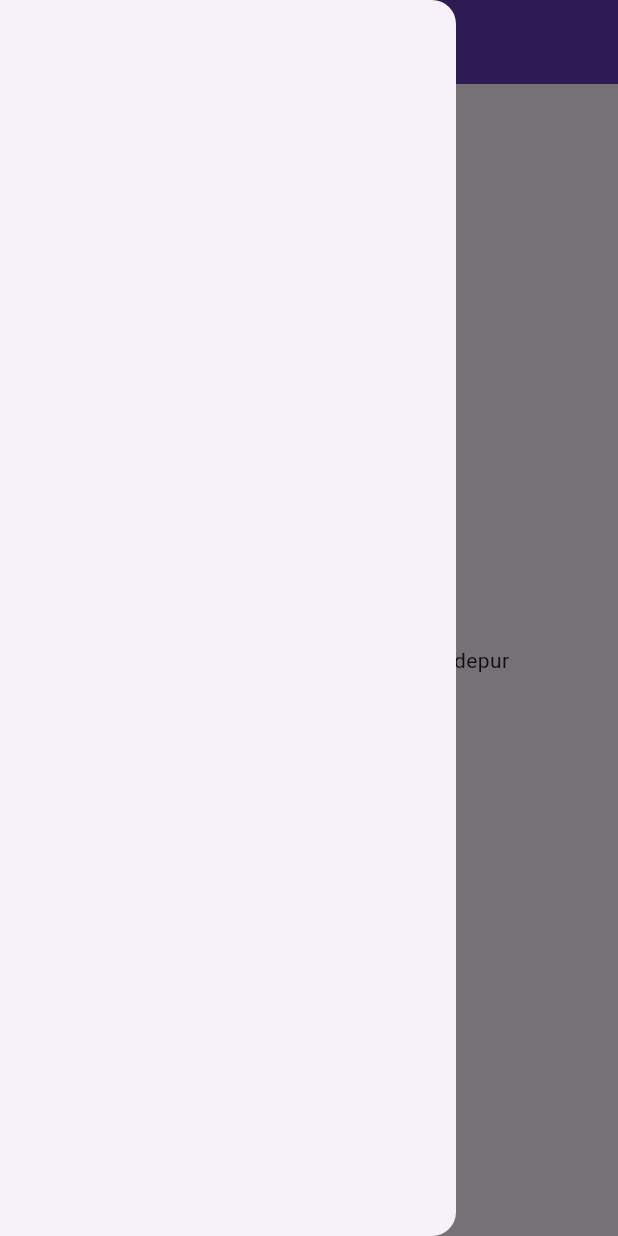
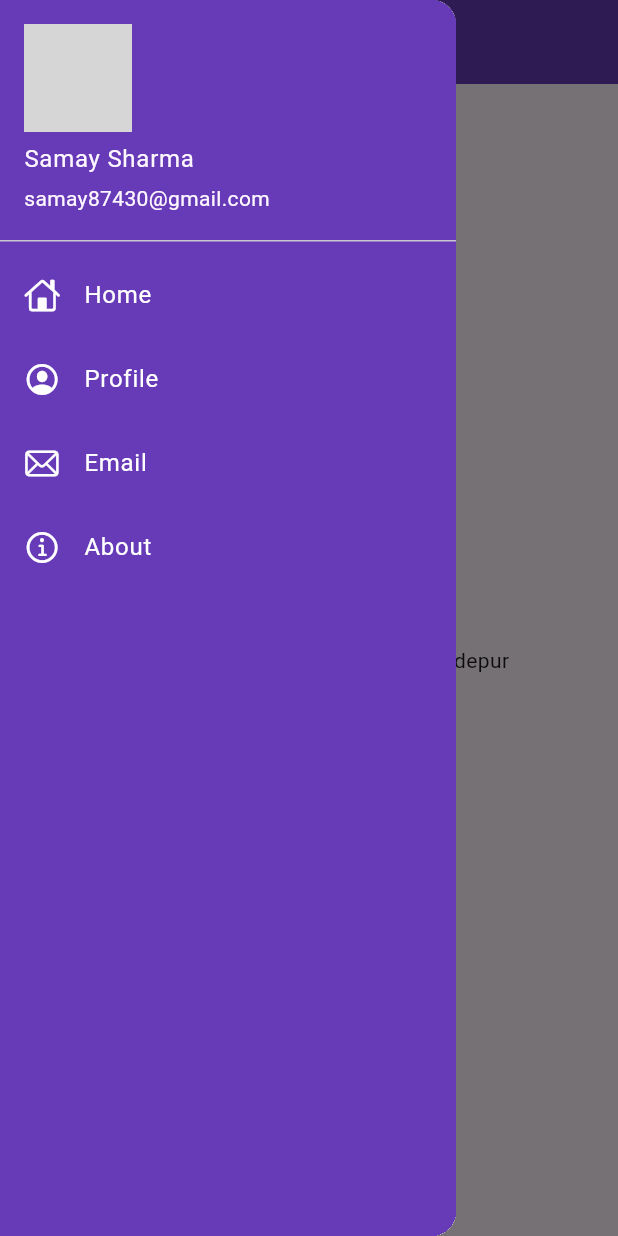
Before and after one commit to samay-shxrma/flutter_catalog, a Flutter app: the HomePage screen opened by its route, with the side drawer open, on a phone screen of 412 x 824 dp. Run offline on Flutter 3.47's test engine with Material 3 defaults, Android fonts, the phone set to English and light mode, and no system bars; our stand-ins replace google_fonts; network calls fail; grey boxes are pictures that could not be loaded.

Commit message:
Day 8 Completed

```diff
--- /dev/null
+++ b/lib/drawer.dart
@@ -0,0 +1,50 @@
+import 'package:flutter/cupertino.dart';
+import 'package:flutter/material.dart';
+
+class MyDrawer extends StatelessWidget {
+  const MyDrawer({super.key});
+
+  @override
+  Widget build(BuildContext context) {
+    final imageUrl = 'https://avatars.githubusercontent.com/u/201347656?v=4';
+    return Drawer(
+      child: Container(
+        color: Colors.deepPurple,
+        child: ListView(
+          children: [
+            UserAccountsDrawerHeader(
+              decoration: BoxDecoration(
+                color: Colors.deepPurple,
+              ),
+              accountName: Text('Samay Sharma'),
+              accountEmail: Text('samay87430@gmail.com'),
+              currentAccountPicture: CircleAvatar(
+                backgroundImage: NetworkImage(imageUrl),
+              ),
+            ),
+            ListTile(
+              leading: Icon(CupertinoIcons.home,color: Colors.white,),
+              title: Text('Home',style: TextStyle(color: Colors.white),
+              ),
+            ),
+            ListTile(
+              leading: Icon(CupertinoIcons.profile_circled,color: Colors.white,),
+              title: Text('Profile',style: TextStyle(color: Colors.white),
+              ),
+            ),
+            ListTile(
+              leading: Icon(CupertinoIcons.mail,color: Colors.white,),
+              title: Text('Email',style: TextStyle(color: Colors.white),
+              ),
+            ),
+            ListTile(
+              leading: Icon(CupertinoIcons.info,color: Colors.white,),
+              title: Text('About',style: TextStyle(color: Colors.white),
+              ),
+            ),
+          ],
+        ),
+      ),
+    );
+  }
+}
--- a/lib/pages/home_page.dart
+++ b/lib/pages/home_page.dart
@@ -1,4 +1,5 @@
 import 'package:flutter/material.dart';
+import 'package:flutter_catalog/drawer.dart';
 
 class HomePage extends StatelessWidget {
   const HomePage({super.key});
@@ -19,7 +20,7 @@ class HomePage extends StatelessWidget {
                     child: Text("Welcome to $days days of flutter by $name"),
                 ),
             ),
-            drawer: Drawer(),
+            drawer: MyDrawer(),
         );
   }
 }
```
